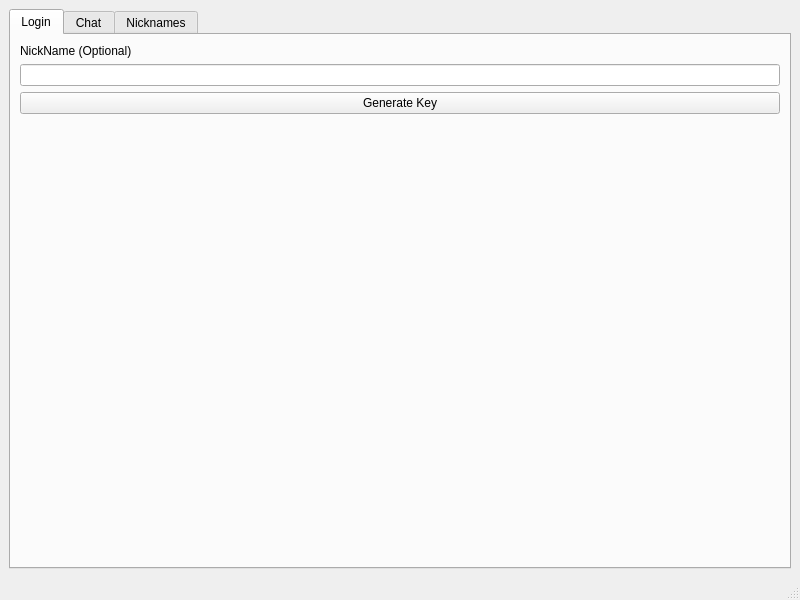
Qt form UI/SecureChat/securechatmainwindow.ui (benjcockburn/SecureProgramming) before a commit.
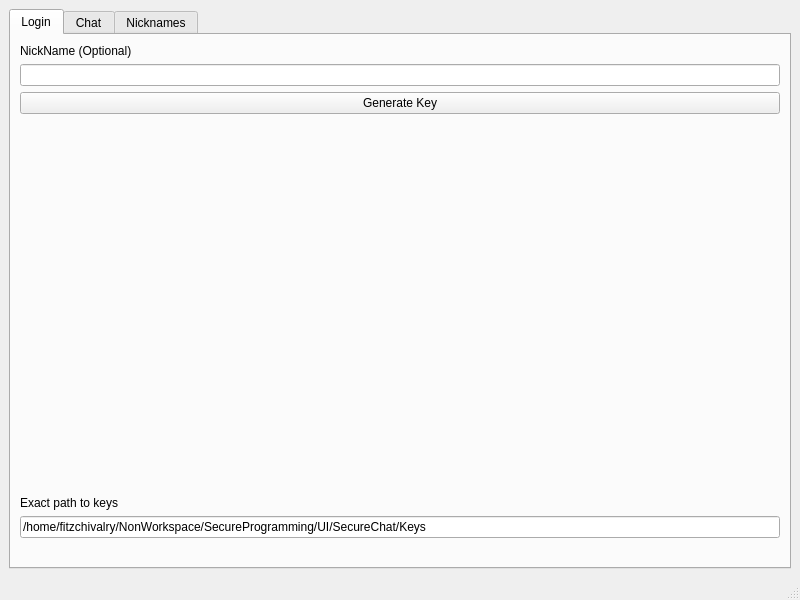
The same form after that commit. The open tabs and pages were chosen to show the change.

Commit message: got the keys to load, and also the ui to allow for path editing

```diff
--- a/UI/SecureChat/securechatmainwindow.ui
+++ b/UI/SecureChat/securechatmainwindow.ui
@@ -27,6 +27,9 @@
        <layout class="QVBoxLayout" name="verticalLayout_6">
         <item>
          <layout class="QVBoxLayout" name="verticalLayout_5">
+          <property name="bottomMargin">
+           <number>20</number>
+          </property>
           <item>
            <widget class="QLabel" name="label">
             <property name="text">
@@ -46,6 +49,9 @@
           </item>
           <item>
            <spacer name="verticalSpacer">
+            <property name="orientation">
+             <enum>Qt::Vertical</enum>
+            </property>
             <property name="sizeHint" stdset="0">
              <size>
               <width>20</width>
@@ -54,6 +60,20 @@
             </property>
            </spacer>
           </item>
+          <item>
+           <widget class="QLabel" name="label_3">
+            <property name="text">
+             <string>Exact path to keys</string>
+            </property>
+           </widget>
+          </item>
+          <item>
+           <widget class="QLineEdit" name="key_path_lineedit">
+            <property name="text">
+             <string>/home/fitzchivalry/NonWorkspace/SecureProgramming/UI/SecureChat/Keys</string>
+            </property>
+           </widget>
+          </item>
          </layout>
         </item>
        </layout>
```
Left out of the diff: 3 changed lines with no effect on the pictures. The commit also changes 13 other files.
